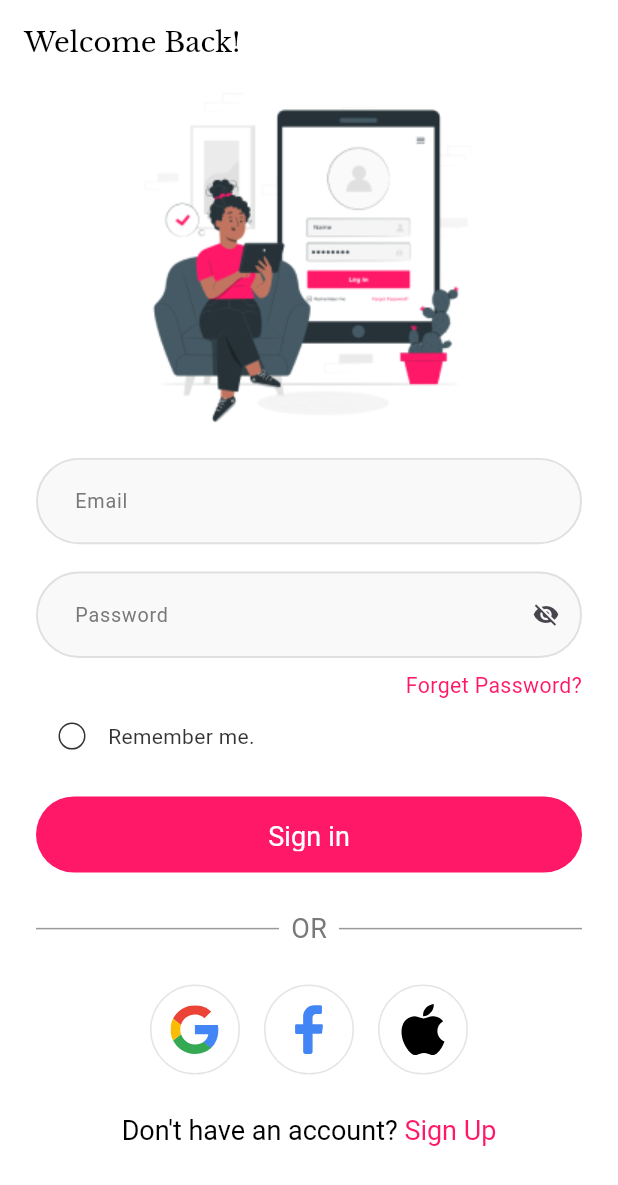
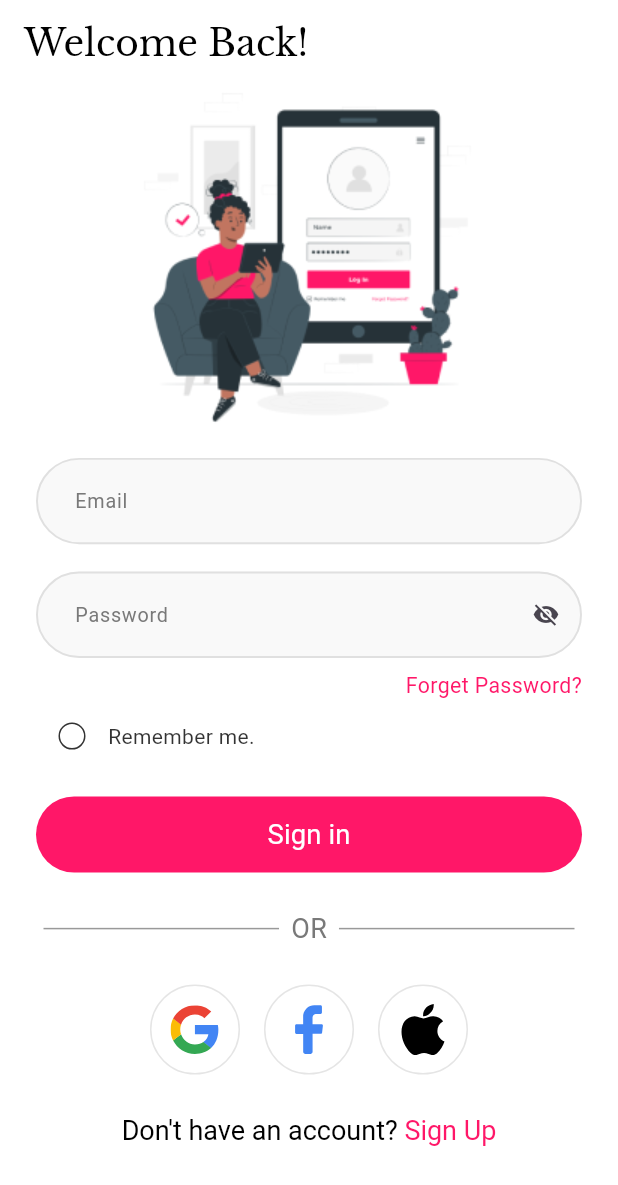
Before and after one commit to 0maroo0/diva-app, a Flutter app: the screen it shows after launch, on a phone screen of 412 x 824 dp. Shown: the top 1185 px of the screen. Run offline on Flutter 3.47's test engine with Material 3 defaults, Android fonts, the phone set to English and light mode, and no system bars; our stand-ins replace dio, flutter_screenutil, flutter_secure_storage, flutter_svg, freezed_annotation, get_it and 2 more.

Commit message:
feat(signup) 🎨 – Adding the sign-up screen UI and a new image. refactor(validation) ♻️ – Moving the password validation file to a new location. refactor(widget) ♻️ – Moving the OrLine widget. style(app) 💄 – Adding new styles to the AppStyles class.

```diff
--- a/lib/core/theming/styles.dart
+++ b/lib/core/theming/styles.dart
@@ -20,6 +20,11 @@ class TextStyles {
     fontSize: 14.sp,
     fontWeight: FontWeightHelper.regular,
     color: AppColors.mainColor,
+  );
+  static TextStyle font18RobotoRegular = GoogleFonts.roboto(
+    fontSize: 18.sp,
+    fontWeight: FontWeightHelper.regular,
+    color: Colors.white,
   );
 
   static TextStyle font24BlackBold = TextStyle(
--- a/lib/features/login/ui/widgets/methods_to_login.dart
+++ b/lib/core/widgets/auth_methods.dart
@@ -1,8 +1,8 @@
 import 'package:flutter/material.dart';
 import 'package:flutter_svg/flutter_svg.dart';
 
-class MethodsToLogin extends StatelessWidget {
-  const MethodsToLogin({super.key});
+class AuthMethods extends StatelessWidget {
+  const AuthMethods({super.key});
 
   @override
   Widget build(BuildContext context) {
--- a/lib/features/login/ui/widgets/login_app_bar.dart
+++ b/lib/core/widgets/auth_methods_app_bar.dart
@@ -1,12 +1,14 @@
 import 'package:diva/core/theming/styles.dart';
 import 'package:flutter/material.dart';
 
-AppBar loginAppBar() {
+AppBar authMethodsAppBar(String title) {
   return AppBar(
     backgroundColor: Colors.white,
     title: Text(
-      'Welcome Back!',
-      style: TextStyles.font18LibreRegular,
+      title,
+      style: TextStyles.font18LibreRegular.copyWith(
+        fontSize: 24,
+      ),
     ),
   );
 }
--- /dev/null
+++ b/lib/core/widgets/or_line.dart
@@ -0,0 +1,38 @@
+import 'package:diva/core/theming/styles.dart';
+import 'package:flutter/material.dart';
+
+class OrLine extends StatelessWidget {
+  const OrLine({super.key});
+
+  @override
+  Widget build(BuildContext context) {
+    return Padding(
+      padding: const EdgeInsets.symmetric(horizontal: 5),
+      child: Row(
+        children: [
+          Expanded(
+            child: Container(
+              height: 1,
+              color: Colors.black.withOpacity(0.4),
+            ),
+          ),
+          Padding(
+            padding: const EdgeInsets.symmetric(horizontal: 8),
+            child: Text(
+              'OR',
+              style: TextStyles.font13RobotoRegular.copyWith(
+                fontSize: 18,
+              ),
+            ),
+          ),
+          Expanded(
+            child: Container(
+              height: 1,
+              color: Colors.black.withOpacity(0.4),
+            ),
+          ),
+        ],
+      ),
+    );
+  }
+}
--- a/lib/features/login/ui/login_screen.dart
+++ b/lib/features/login/ui/login_screen.dart
@@ -1,4 +1,4 @@
-import 'package:diva/features/login/ui/widgets/login_app_bar.dart';
+import 'package:diva/core/widgets/auth_methods_app_bar.dart';
 import 'package:diva/features/login/ui/widgets/login_screen_body.dart';
 import 'package:flutter/material.dart';
 
@@ -8,7 +8,7 @@ class LoginScreen extends StatelessWidget {
   @override
   Widget build(BuildContext context) {
     return Scaffold(
-      appBar: loginAppBar(),
+      appBar: authMethodsAppBar('Welcome Back!'),
       body: const LoginScreenBody(),
     );
   }
--- /dev/null
+++ b/lib/features/login/ui/widgets/email_and_password.dart
@@ -0,0 +1,90 @@
+import 'package:diva/core/helpers/app_regex.dart';
+import 'package:diva/core/helpers/spacing.dart';
+import 'package:diva/core/widgets/app_text_form_field.dart';
+import 'package:flutter/material.dart';
+
+class EmailAndPassword extends StatefulWidget {
+  const EmailAndPassword({super.key});
+
+  @override
+  State<EmailAndPassword> createState() => _EmailAndPasswordState();
+}
+
+class _EmailAndPasswordState extends State<EmailAndPassword> {
+  bool hasLowerCase = false;
+  bool hasUpperCase = false;
+  bool hasSpecialCharacters = false;
+  bool hasMinLength = false;
+  bool isObscureText = true;
+  // late TextEditingController passwordController;
+  @override
+  void initState() {
+    super.initState();
+    // passwordController = context.read<LoginCubit>().passwordController;
+    // setUpPasswordListener();
+  }
+
+  @override
+  void dispose() {
+    super.dispose();
+    // passwordController.dispose();
+  }
+
+  // void setUpPasswordListener() {
+  //   passwordController.addListener(() {
+  //     final password = passwordController.text;
+  //     setState(() {
+  //       hasLowerCase = AppRegex.hasLowerCase(password);
+  //       hasUpperCase = AppRegex.hasUpperCase(password);
+  //       hasSpecialCharacters = AppRegex.hasSpecialCharacter(password);
+  //       hasNumber = AppRegex.hasNumber(password);
+  //       hasMinLength = AppRegex.hasMinLength(password);
+  //     });
+  //   });
+  // }
+
+  @override
+  Widget build(BuildContext context) {
+    return Form(
+      // key: context.read<LoginCubit>().formKey,
+      child: Column(
+        children: [
+          AppTextFormField(
+            hintText: 'Email',
+            validator: (value) {
+              if (value == null ||
+                  value.isEmpty ||
+                  !AppRegex.isEmailValid(value)) {
+                return 'Please enter a valid email';
+              }
+            },
+            // controller: context.read<LoginCubit>().emailController,
+          ),
+          verticalSpace(18),
+          AppTextFormField(
+            hintText: 'Password',
+            isObscureText: isObscureText,
+            suffixIcon: GestureDetector(
+              onTap: () {
+                setState(() {
+                  isObscureText = !isObscureText;
+                });
+              },
+              child: Icon(
+                isObscureText ? Icons.visibility_off : Icons.visibility,
+              ),
+            ),
+            // controller: context.read<LoginCubit>().passwordController,
+            validator: (value) {
+              if (value == null ||
+                  value.isEmpty ||
+                  !AppRegex.isPasswordValid(value)) {
+                return 'Please enter a valid password';
+              }
+            },
+          ),
+        ],
+      ),
+    );
+  }
+}
--- a/lib/features/login/ui/widgets/login_screen_body.dart
+++ b/lib/features/login/ui/widgets/login_screen_body.dart
@@ -1,11 +1,11 @@
 import 'package:diva/core/helpers/spacing.dart';
 import 'package:diva/core/theming/styles.dart';
 import 'package:diva/core/widgets/app_text_button.dart';
-import 'package:diva/features/login/ui/email_and_password.dart';
+import 'package:diva/features/login/ui/widgets/email_and_password.dart';
 import 'package:diva/features/login/ui/widgets/dont_have_an_account.dart';
 import 'package:diva/features/login/ui/widgets/forget_password_burron.dart';
-import 'package:diva/features/login/ui/widgets/methods_to_login.dart';
-import 'package:diva/features/login/ui/widgets/or_line.dart';
+import 'package:diva/core/widgets/auth_methods.dart';
+import 'package:diva/core/widgets/or_line.dart';
 import 'package:diva/features/login/ui/widgets/remember_me_checkbox.dart';
 import 'package:flutter/material.dart';
 
@@ -29,18 +29,16 @@ class LoginScreenBody extends StatelessWidget {
             const RememberMeCheckbox(),
             verticalSpace(16),
             AppTextButton(
+              verticalPadding: 0,
               buttonText: 'Sign in',
               onPressed: () {},
               borderRadius: 30,
-              textStyle: TextStyles.font14RobotoRegular.copyWith(
-                color: Colors.white,
-                fontSize: 18,
-              ),
+              textStyle: TextStyles.font18RobotoRegular,
             ),
             verticalSpace(24),
             const OrLine(),
             verticalSpace(24),
-            const MethodsToLogin(),
+            const AuthMethods(),
             verticalSpace(26),
             const DontHaveAccountText(),
           ],
--- a/lib/features/login/ui/widgets/or_line.dart
+++ /dev/null
@@ -1,35 +0,0 @@
-import 'package:diva/core/theming/styles.dart';
-import 'package:flutter/material.dart';
-
-class OrLine extends StatelessWidget {
-  const OrLine({super.key});
-
-  @override
-  Widget build(BuildContext context) {
-    return Row(
-      children: [
-        Expanded(
-          child: Container(
-            height: 1,
-            color: Colors.black.withOpacity(0.4),
-          ),
-        ),
-        Padding(
-          padding: const EdgeInsets.symmetric(horizontal: 8),
-          child: Text(
-            'OR',
-            style: TextStyles.font13RobotoRegular.copyWith(
-              fontSize: 18,
-            ),
-          ),
-        ),
-        Expanded(
-          child: Container(
-            height: 1,
-            color: Colors.black.withOpacity(0.4),
-          ),
-        ),
-      ],
-    );
-  }
-}
--- a/lib/features/login/ui/widgets/password_validation.dart
+++ b/lib/features/sign_up/ui/widgets/password_validation.dart
@@ -7,14 +7,12 @@ class PasswordValidations extends StatelessWidget {
   final bool hasLowerCase;
   final bool hasUpperCase;
   final bool hasSpecialCharacters;
-  final bool hasNumber;
   final bool hasMinLength;
   const PasswordValidations({
     super.key,
     required this.hasLowerCase,
     required this.hasUpperCase,
     required this.hasSpecialCharacters,
-    required this.hasNumber,
     required this.hasMinLength,
   });
 
@@ -29,7 +27,6 @@ class PasswordValidations extends StatelessWidget {
         buildValidationRow(
             'At least 1 special character', hasSpecialCharacters),
         verticalSpace(2),
-        buildValidationRow('At least 1 number', hasNumber),
         verticalSpace(2),
         buildValidationRow('At least 8 characters long', hasMinLength),
       ],
```
Also changed, not shown: lib/features/sign_up/ui/sign_up_screen.dart (+6 -1 lines), lib/features/sign_up/ui/widgets/already_have_account_text.dart (added, +36 -0 lines), lib/features/sign_up/ui/widgets/sign_up_form.dart (renamed from lib/features/login/ui/email_and_password.dart, +30 -39 lines), lib/features/sign_up/ui/widgets/sign_up_screen_body.dart (added, +40 -0 lines), assets/images/sign_up.png (added).
